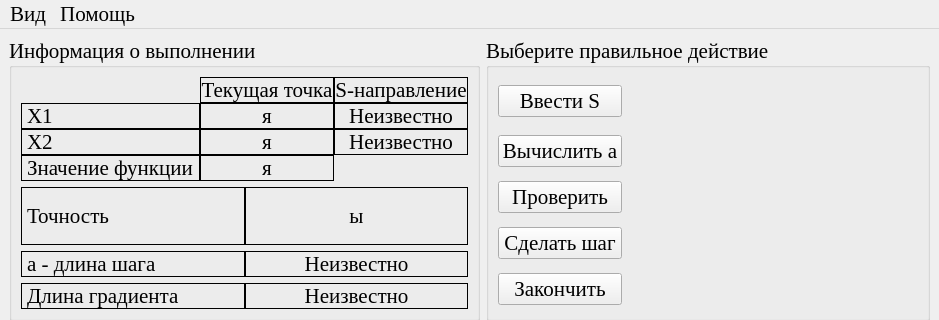
Before: the Qt Designer form optimizationmethods/ui/FasterDescent.ui in Eliminationzx/optimizationmethods, drawn with Qt 5; both pictures show x 0 to 939 and y 0 to 320 of the 939 by 524 pixel window.
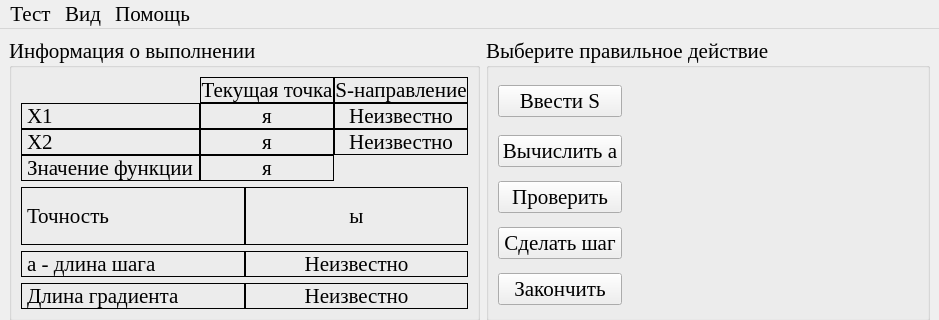
After: the same form once the commit is applied. Icons and pictures are not drawn.

Patch:
```diff
--- a/optimizationmethods/ui/FasterDescent.ui
+++ b/optimizationmethods/ui/FasterDescent.ui
@@ -815,7 +815,7 @@
      <x>0</x>
      <y>0</y>
      <width>908</width>
-     <height>21</height>
+     <height>23</height>
     </rect>
    </property>
    <widget class="QMenu" name="menu">
@@ -830,6 +830,15 @@
     </property>
     <addaction name="difiniFonto_act"/>
    </widget>
+   <widget class="QMenu" name="menu_3">
+    <property name="title">
+     <string>Тест</string>
+    </property>
+    <addaction name="recomenc_acn"/>
+    <addaction name="separator"/>
+    <addaction name="exit"/>
+   </widget>
+   <addaction name="menu_3"/>
    <addaction name="menu_2"/>
    <addaction name="menu"/>
   </widget>
```
Left out of the diff: 10 changed lines with no effect on the pictures.
